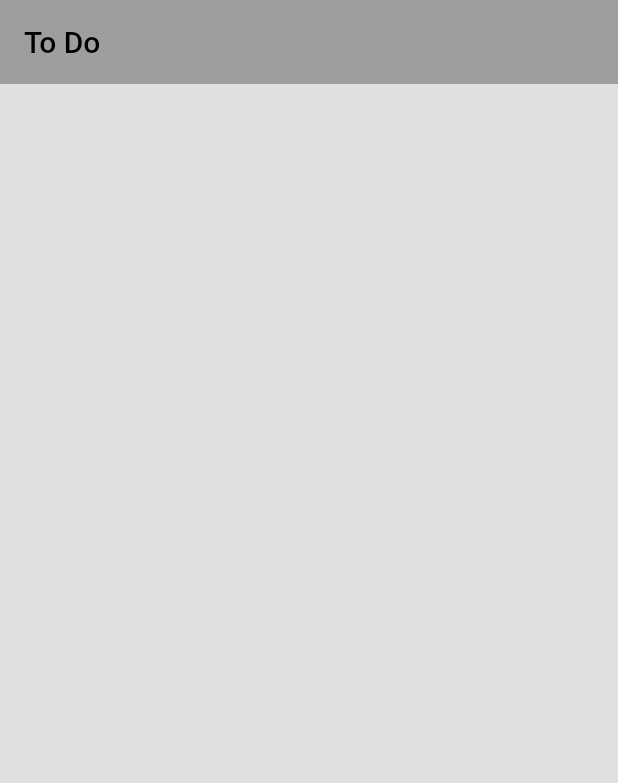
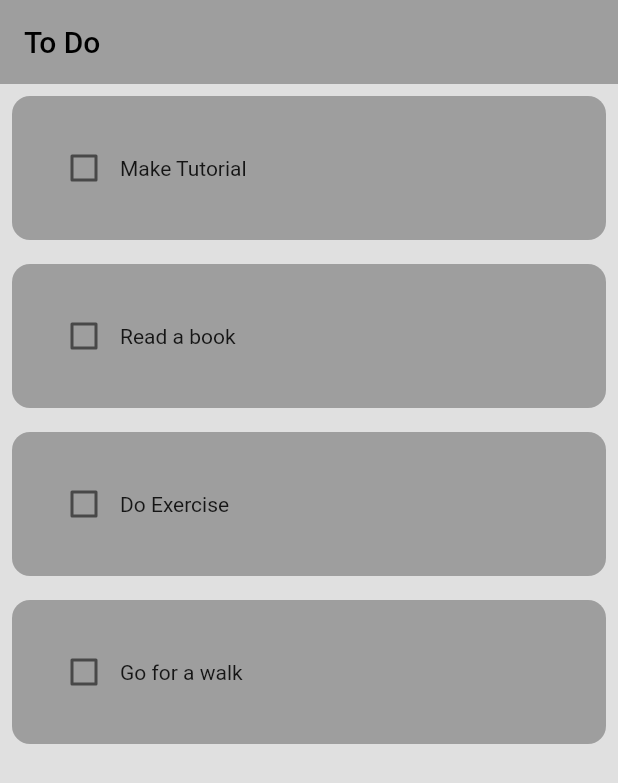
Before and after one commit to sambitskr/Codsoft, a Flutter app: the screen it shows after launch, on a phone screen of 412 x 824 dp. Shown: the top 783 px of the screen. Run offline on Flutter 3.47's test engine with Material 2 defaults, Android fonts, the phone set to English and light mode, and no system bars.

Commit message:
checkbox added for tasks

```diff
--- a/To_Do_List/lib/home_page.dart
+++ b/To_Do_List/lib/home_page.dart
@@ -9,6 +9,21 @@ class HomePage extends StatefulWidget {
 }
 
 class _HomePageState extends State<HomePage> {
+  // list of to-do tasks
+  List toDoList = [
+    ["Make Tutorial", false],
+    ["Read a book", false],
+    ["Do Exercise", false],
+    ["Go for a walk", false],
+  ];
+
+  // check box was tapped
+  void checkBoxChanged(bool? value, int index) {
+    setState(() {
+      toDoList[index][1] = !toDoList[index][1];
+    });
+  }
+
   @override
   Widget build(BuildContext context) {
     return Scaffold(
@@ -17,10 +32,37 @@ class _HomePageState extends State<HomePage> {
         title: Text('To Do'),
         elevation: 0,
       ),
-      body: ListView(
-        children: [
-          ToDoTile(),
-        ],
+      body: ListView.builder(
+        itemCount: toDoList.length,
+        itemBuilder: (context, index) {
+          return ToDoTile(
+            taskName: toDoList[index][0],
+            taskCompleted: toDoList[index][1],
+            onChanged: (value) => checkBoxChanged(value, index),
+          );
+        },
+        // children: [
+        //   ToDoTile(
+        //     taskName: "Make tutorial",
+        //     taskCompleted: true,
+        //     onChanged: (p0) {},
+        //   ),
+        //   ToDoTile(
+        //     taskName: "Go for a walk",
+        //     taskCompleted: true,
+        //     onChanged: (p0) {},
+        //   ),
+        //   ToDoTile(
+        //     taskName: "Read a book",
+        //     taskCompleted: true,
+        //     onChanged: (p0) {},
+        //   ),
+        //   ToDoTile(
+        //     taskName: "Meditate",
+        //     taskCompleted: false,
+        //     onChanged: (p0) {},
+        //   ),
+        // ],
       ),
     );
   }
--- a/To_Do_List/lib/util/Todo_tiles.dart
+++ b/To_Do_List/lib/util/Todo_tiles.dart
@@ -1,10 +1,36 @@
 import 'package:flutter/material.dart';
 
 class ToDoTile extends StatelessWidget {
-  const ToDoTile({super.key});
+  final String taskName;
+  final bool taskCompleted;
+  Function(bool?)? onChanged;
+
+  ToDoTile({
+    super.key,
+    required this.taskName,
+    required this.taskCompleted,
+    required this.onChanged,
+  });
 
   @override
   Widget build(BuildContext context) {
-    return Container();
+    return Padding(
+      padding: const EdgeInsets.all(8.0),
+      child: Container(
+        padding: EdgeInsets.all(24),
+        child: Row(
+          children: [
+            //checkbox
+            Checkbox(value: taskCompleted, onChanged: onChanged),
+
+            Text(taskName),
+          ],
+        ),
+        decoration: BoxDecoration(
+          color: Colors.grey,
+          borderRadius: BorderRadius.circular(12),
+        ),
+      ),
+    );
   }
 }
```
